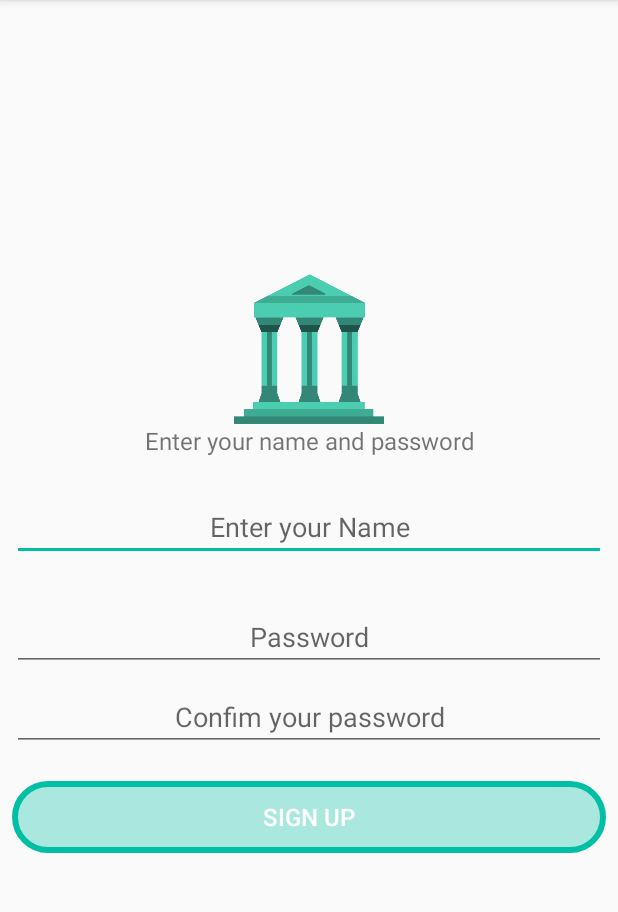
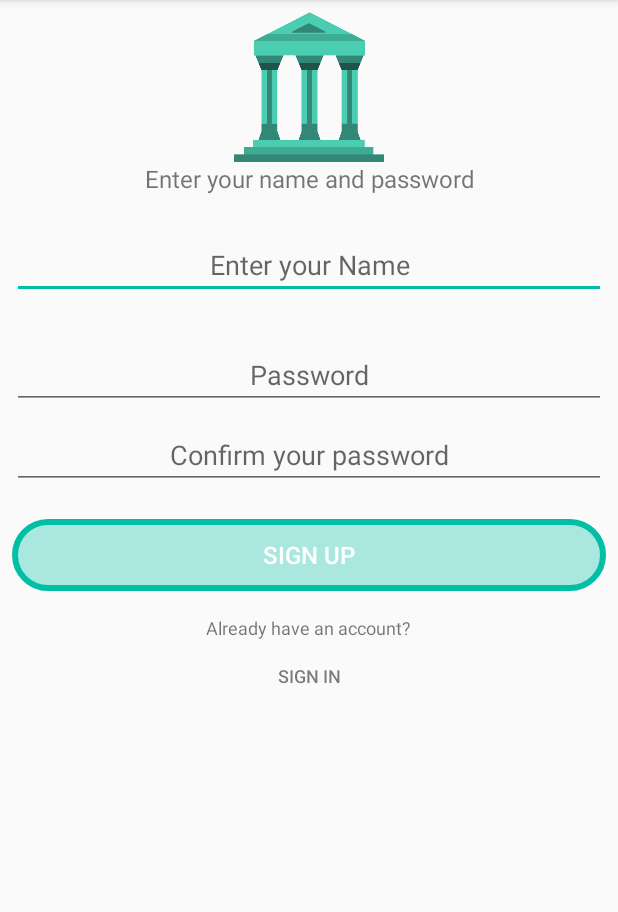
Before and after one commit to Mathless/MuseumQuests, an Android app: the Sign_up screen opened directly, with no data from a screen before it, on a phone screen of 412 x 824 dp, the part 84-996 px from its top. Run offline under Robolectric (Android 15) with nearby library versions, the phone set to English and light mode, and no system bars; libraries missing offline, so code that uses them is left out: com.example.

Commit message:
Simple design: sign up, sign in, sign out buttons

```diff
--- a/app/src/main/java/com/example/MuseumQuests/Sign_up.kt
+++ b/app/src/main/java/com/example/MuseumQuests/Sign_up.kt
@@ -1,12 +1,19 @@
 package com.example.MuseumQuests
 
+import android.content.Intent
 import android.support.v7.app.AppCompatActivity
 import android.os.Bundle
+import kotlinx.android.synthetic.main.activity_sign_up.*
 
 class Sign_up : AppCompatActivity() {
 
     override fun onCreate(savedInstanceState: Bundle?) {
         super.onCreate(savedInstanceState)
         setContentView(R.layout.activity_sign_up)
+
+        button_signin_back.setOnClickListener{
+            val intent1 = Intent(this, Start::class.java)
+            startActivity(intent1)
+        }
     }
 }
--- a/app/src/main/res/layout/activity_sign_up.xml
+++ b/app/src/main/res/layout/activity_sign_up.xml
@@ -1,5 +1,5 @@
 <?xml version="1.0" encoding="utf-8"?>
-<android.support.constraint.ConstraintLayout
+<ScrollView
         xmlns:android="http://schemas.android.com/apk/res/android"
         xmlns:tools="http://schemas.android.com/tools"
         xmlns:app="http://schemas.android.com/apk/res-auto"
@@ -41,7 +41,7 @@
     />
     <EditText android:layout_width="match_parent" android:layout_height="wrap_content"
               android:focusable="true"
-              android:hint="Confim your password"
+              android:hint="Confirm your password"
               android:layout_marginVertical="4dp"
               android:gravity="center_horizontal"
               android:id="@+id/password_signup2"
@@ -54,6 +54,19 @@
             android:id="@+id/button_signup"
             android:textSize="16sp"
     />
+    <TextView android:layout_width="wrap_content"
+    android:layout_height="wrap_content"
+    android:text="Already have an account?"
+    android:gravity="center"
+    android:textSize="12sp"
+    />
+    <Button android:layout_width="wrap_content" android:layout_height="wrap_content"
+            android:id="@+id/button_signin_back"
+            android:text="Sign in"
+            android:textStyle="normal"
+            android:textSize="12dp"
+            android:textColor="#83000000"
+            android:background="@android:color/transparent"/>
 
 </LinearLayout>
-</android.support.constraint.ConstraintLayout>
+</ScrollView>
```
Also changed, not shown: app/src/main/java/com/example/MuseumQuests/Home.kt (+16 -1 lines), app/src/main/res/layout/activity_home.xml (+8 -4 lines), app/src/main/res/layout/activity_start.xml (+9 -2 lines).
